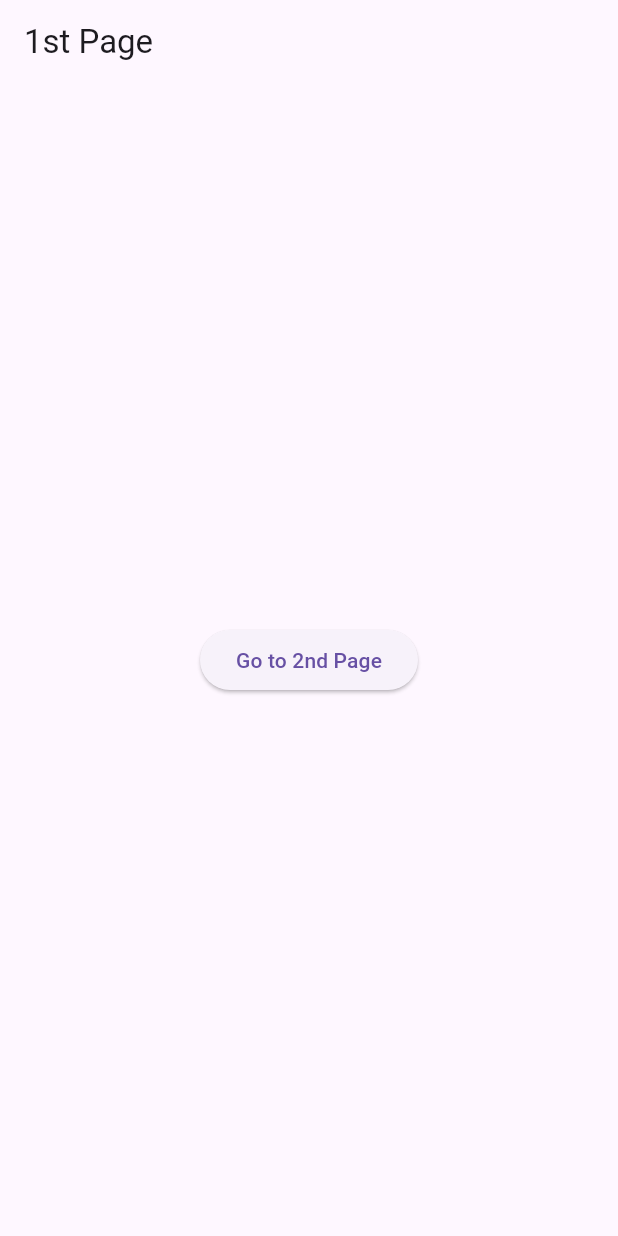
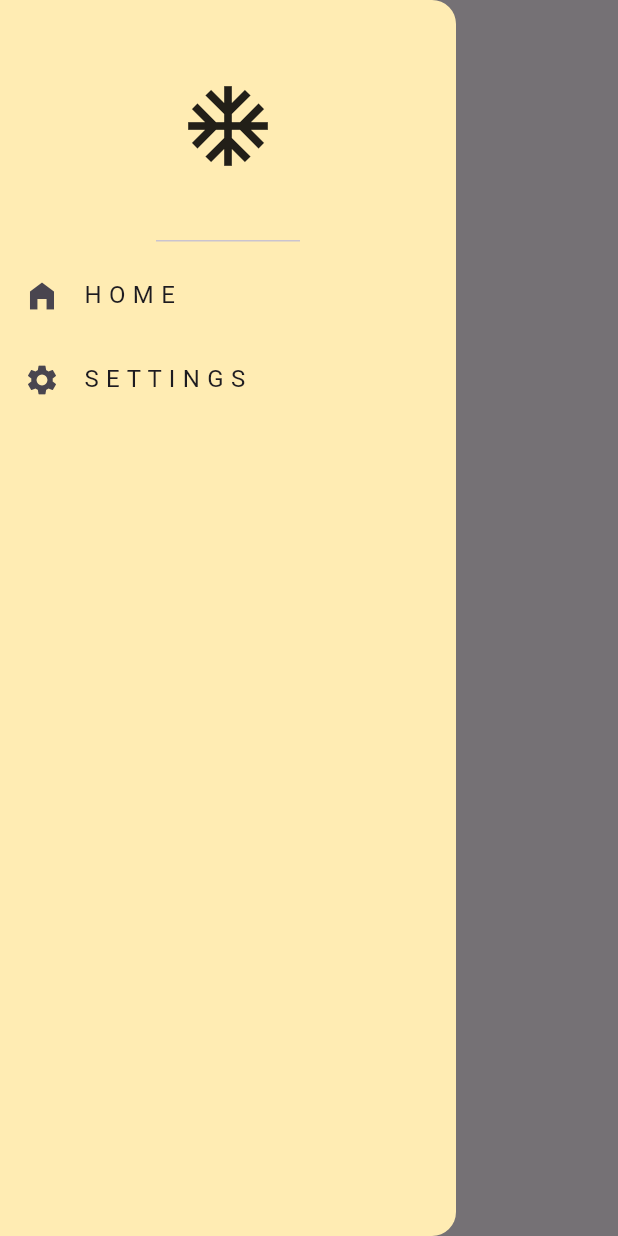
Before and after one commit to lexara-prime-ai/FLUTTER_TEMPLATES, a Flutter app: the screen it shows after launch, with the side drawer open (before the commit the screen has no drawer), on a phone screen of 412 x 824 dp. Run offline on Flutter 3.47's test engine with Material 3 defaults, Android fonts, the phone set to English and light mode, and no system bars.

```diff
--- a/lib/main.dart
+++ b/lib/main.dart
@@ -1,6 +1,7 @@
 import 'package:flutter/material.dart';
 import 'package:test_drive/pages/first_page.dart';
-import 'package:test_drive/pages/second_page.dart';
+import 'package:test_drive/pages/home_page.dart';
+import 'package:test_drive/pages/settings_page.dart';
 
 void main() {
   runApp(const App());
@@ -18,7 +19,11 @@ class App extends StatelessWidget {
     return MaterialApp(
       debugShowCheckedModeBanner: false,
       home: FirstPage(),
-      routes: {'/secondpage': (context) => SecondPage()},
+      routes: {
+        '/firstpage': (context) => FirstPage(),
+        '/homepage': (context) => HomePage(),
+        '/settingspage': (context) => SettingsPage()
+      },
     );
   }
 }
--- a/lib/pages/first_page.dart
+++ b/lib/pages/first_page.dart
@@ -9,12 +9,33 @@ class FirstPage extends StatelessWidget {
       appBar: AppBar(
         title: const Text("1st Page"),
       ),
-      body: Center(
-        child: ElevatedButton(
-          child: const Text("Go to 2nd Page"),
-          onPressed: () {
-            Navigator.pushNamed(context, '/secondpage');
-          },
+      drawer: Drawer(
+        backgroundColor: Colors.amber[100],
+        child: Column(
+          children: [
+            const DrawerHeader(
+              child: Icon(
+                Icons.ac_unit_outlined,
+                size: 64,
+              ),
+            ),
+            ListTile(
+              leading: Icon(Icons.home_filled),
+              title: Text("H O M E"),
+              onTap: () {
+                Navigator.pop(context);
+                Navigator.pushNamed(context, '/homepage');
+              },
+            ),
+            ListTile(
+              leading: Icon(Icons.settings),
+              title: Text("S E T T I N G S"),
+              onTap: () {
+                Navigator.pop(context);
+                Navigator.pushNamed(context, '/settingspage');
+              },
+            ),
+          ],
         ),
       ),
     );
--- a/lib/pages/second_page.dart
+++ b/lib/pages/home_page.dart
@@ -1,13 +1,13 @@
 import 'package:flutter/material.dart';
 
-class SecondPage extends StatelessWidget {
-  const SecondPage({super.key});
+class HomePage extends StatelessWidget {
+  const HomePage({super.key});
 
   @override
   Widget build(BuildContext context) {
     return Scaffold(
       appBar: AppBar(
-        title: const Text("2nd Page"),
+        title: const Text("Home"),
       ),
     );
   }
```
Also changed, not shown: lib/pages/settings_page.dart (added, +14 -0 lines).
